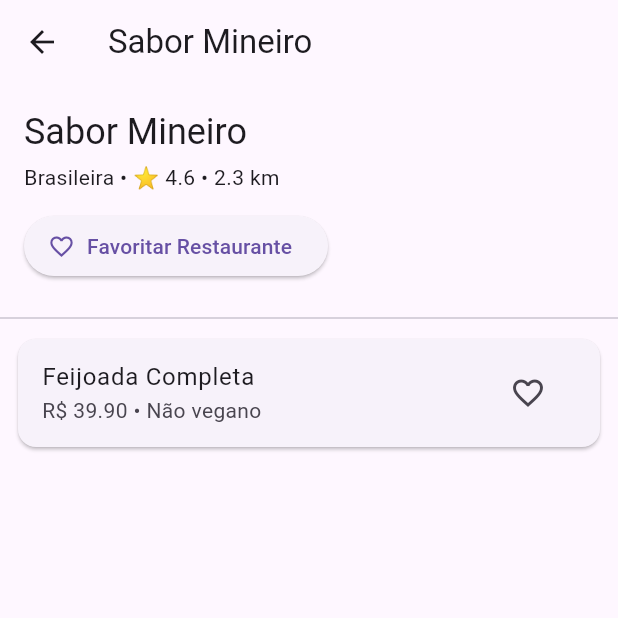
After one commit to EduardoGhost/gastro_go, a Flutter app: the screen it shows after launch, after a tap on "Sabor Mineiro", on a phone screen of 412 x 824 dp, the top half of it. The commit adds this screen. Run offline on Flutter 3.47's test engine with Material 3 defaults, Android fonts, the phone set to English and light mode, and no system bars; our stand-ins replace bloc, equatable, flutter_bloc, hive; accounts and stored records are empty.

Commit message:
Add Details screen - shows restaurant information + list of dishes (name, price, whether it's vegan).

```diff
--- a/lib/data/repository/DishRepositoryImpl.dart
+++ b/lib/data/repository/DishRepositoryImpl.dart
@@ -8,11 +8,12 @@ class DishRepositoryImpl implements DishRepository {
   DishRepositoryImpl({required this.localDataSource});
 
   @override
-  Future<List<Dish>> getDishes(String restaurantId) async {
-    try {
-      return await localDataSource.getDishes(restaurantId);
-    } catch (e) {
-      throw Exception('Erro ao buscar pratos: $e');
-    }
+  Future<List<Dish>> getDishesByRestaurant(String restaurantId) async {
+    return await localDataSource.getDishes(restaurantId);
+  }
+
+  @override
+  Future<List<Dish>> getDishes() async {
+    return await localDataSource.getDishes('');
   }
 }
--- a/lib/domain/repositories/dish_repository.dart
+++ b/lib/domain/repositories/dish_repository.dart
@@ -1,5 +1,6 @@
 import '../entity/dish.dart';
 
 abstract class DishRepository {
-  Future<List<Dish>> getDishes(String restaurantId);
+  Future<List<Dish>> getDishes();
+  Future<List<Dish>> getDishesByRestaurant(String restaurantId);
 }
--- a/lib/presentation/bloc/dishes/dish_bloc.dart
+++ b/lib/presentation/bloc/dishes/dish_bloc.dart
@@ -1,23 +1,39 @@
 import 'package:bloc/bloc.dart';
+import '../../../domain/entity/dish.dart';
 import '../../../domain/repositories/dish_repository.dart';
-import 'dish_event.dart';
-import 'dish_state.dart';
 
+// events
+abstract class DishEvent {}
+class LoadDishesByRestaurant extends DishEvent {
+  final String restaurantId;
+  LoadDishesByRestaurant(this.restaurantId);
+}
+
+// states
+abstract class DishState {}
+class DishInitial extends DishState {}
+class DishLoading extends DishState {}
+class DishLoaded extends DishState {
+  final List<Dish> dishes;
+  DishLoaded(this.dishes);
+}
+class DishError extends DishState {
+  final String message;
+  DishError(this.message);
+}
+
+// bloc
 class DishBloc extends Bloc<DishEvent, DishState> {
   final DishRepository repository;
 
-  DishBloc({required this.repository}) : super(DishLoading()) {
-    on<LoadDishes>((event, emit) async {
+  DishBloc({required this.repository}) : super(DishInitial()) {
+    on<LoadDishesByRestaurant>((event, emit) async {
       emit(DishLoading());
       try {
-        final dishes = await repository.getDishes(event.restaurantId);
-        if (dishes.isEmpty) {
-          emit(DishEmpty());
-        } else {
-          emit(DishLoaded(dishes));
-        }
+        final dishes = await repository.getDishesByRestaurant(event.restaurantId);
+        emit(DishLoaded(dishes));
       } catch (e) {
-        emit(DishError('Erro ao carregar pratos: $e'));
+        emit(DishError('Erro ao carregar pratos'));
       }
     });
   }
--- /dev/null
+++ b/lib/presentation/ui/details_page.dart
@@ -0,0 +1,80 @@
+import 'package:flutter/material.dart';
+import 'package:flutter_bloc/flutter_bloc.dart';
+import '../../data/datasources/dish_local_datasource.dart';
+import '../../data/repository/DishRepositoryImpl.dart';
+import '../../domain/entity/restaurant.dart';
+import '../bloc/dishes/dish_bloc.dart';
+import '../widgets/dish_card.dart';
+
+class DetailPage extends StatelessWidget {
+  final Restaurant restaurant;
+
+  const DetailPage({super.key, required this.restaurant});
+
+  @override
+  Widget build(BuildContext context) {
+    final dishRepository = DishRepositoryImpl(localDataSource: DishLocalDataSourceImpl());
+
+    return BlocProvider(
+      create: (_) => DishBloc(repository: dishRepository)..add(LoadDishesByRestaurant(restaurant.id)),
+      child: Scaffold(
+        appBar: AppBar(title: Text(restaurant.name)),
+        body: Column(
+          crossAxisAlignment: CrossAxisAlignment.start,
+          children: [
+            // Infos do Restaurante
+            Padding(
+              padding: const EdgeInsets.all(16.0),
+              child: Column(
+                crossAxisAlignment: CrossAxisAlignment.start,
+                children: [
+                  Text(restaurant.name, style: Theme.of(context).textTheme.headlineSmall),
+                  const SizedBox(height: 4),
+                  Text('${restaurant.category} • ⭐ ${restaurant.rating} • ${restaurant.distanceKm.toStringAsFixed(1)} km'),
+                  const SizedBox(height: 12),
+                  // Botão de favoritar restaurante
+                  ElevatedButton.icon(
+                    onPressed: () {
+                      // implementar favoritar restaurante
+                    },
+                    icon: const Icon(Icons.favorite_border),
+                    label: const Text('Favoritar Restaurante'),
+                  ),
+                ],
+              ),
+            ),
+
+            const Divider(),
+
+            // Listagem de pratos
+            Expanded(
+              child: BlocBuilder<DishBloc, DishState>(
+                builder: (context, state) {
+                  if (state is DishLoading) {
+                    return const Center(child: CircularProgressIndicator());
+                  } else if (state is DishLoaded) {
+                    final dishes = state.dishes;
+                    return ListView.builder(
+                      itemCount: dishes.length,
+                      itemBuilder: (context, index) {
+                        final d = dishes[index];
+                        return DishCard(
+                          name: d.name,
+                          price: d.price,
+                          vegan: d.vegan,
+                        );
+                      },
+                    );
+                  } else if (state is DishError) {
+                    return Center(child: Text(state.message));
+                  }
+                  return const SizedBox.shrink();
+                },
+              ),
+            ),
+          ],
+        ),
+      ),
+    );
+  }
+}
--- a/lib/presentation/ui/restaurant_list_page.dart
+++ b/lib/presentation/ui/restaurant_list_page.dart
@@ -8,6 +8,7 @@ import '../bloc/restaurants/restaurant_state.dart';
 import '../widgets/category_dialog.dart';
 import '../widgets/restaurant_card.dart';
 import '../widgets/sort_dialog.dart';
+import 'details_page.dart';
 
 class RestaurantListPage extends StatefulWidget {
   const RestaurantListPage({super.key});
@@ -117,6 +118,14 @@ class _RestaurantListPageState extends State<RestaurantListPage> {
                               category: r.category,
                               rating: r.rating,
                               distanceKm: r.distanceKm,
+                              onTap: () {
+                                Navigator.push(
+                                  context,
+                                  MaterialPageRoute(
+                                    builder: (_) => DetailPage(restaurant: r),
+                                  ),
+                                );
+                              },
                             );
                           },
                         );
--- /dev/null
+++ b/lib/presentation/widgets/dish_card.dart
@@ -0,0 +1,31 @@
+import 'package:flutter/material.dart';
+
+class DishCard extends StatelessWidget {
+  final String name;
+  final double price;
+  final bool vegan;
+
+  const DishCard({
+    super.key,
+    required this.name,
+    required this.price,
+    required this.vegan,
+  });
+
+  @override
+  Widget build(BuildContext context) {
+    return Card(
+      margin: const EdgeInsets.symmetric(horizontal: 12, vertical: 6),
+      child: ListTile(
+        title: Text(name),
+        subtitle: Text('R\$ ${price.toStringAsFixed(2)} • ${vegan ? "Vegano" : "Não vegano"}'),
+        trailing: IconButton(
+          icon: const Icon(Icons.favorite_border),
+          onPressed: () {
+
+          },
+        ),
+      ),
+    );
+  }
+}
--- a/lib/presentation/widgets/restaurant_card.dart
+++ b/lib/presentation/widgets/restaurant_card.dart
@@ -5,7 +5,7 @@ class RestaurantCard extends StatelessWidget {
   final String category;
   final double rating;
   final double distanceKm;
-  final String? imageUrl;
+  final VoidCallback? onTap;
 
   const RestaurantCard({
     super.key,
@@ -13,23 +13,19 @@ class RestaurantCard extends StatelessWidget {
     required this.category,
     required this.rating,
     required this.distanceKm,
-    this.imageUrl,
+    this.onTap,
   });
 
   @override
   Widget build(BuildContext context) {
-    return Card(
+    return InkWell(
+      onTap: onTap,
+      child: Card(
         margin: const EdgeInsets.symmetric(horizontal: 12, vertical: 8),
         shape: RoundedRectangleBorder(borderRadius: BorderRadius.circular(12)),
         elevation: 3,
-      child: Column(
-        crossAxisAlignment: CrossAxisAlignment.start,
-        children: [
-          ClipRRect(
-            borderRadius: const BorderRadius.vertical(top: Radius.circular(12)),
-          ),
-          Padding(
-            padding: const EdgeInsets.all(12.0),
+        child: Padding(
+          padding: const EdgeInsets.all(12),
           child: Column(
             crossAxisAlignment: CrossAxisAlignment.start,
             children: [
@@ -51,7 +47,6 @@ class RestaurantCard extends StatelessWidget {
             ],
           ),
         ),
-        ],
       ),
     );
   }
```
Lines whose indentation alone changed are shown as unchanged.
